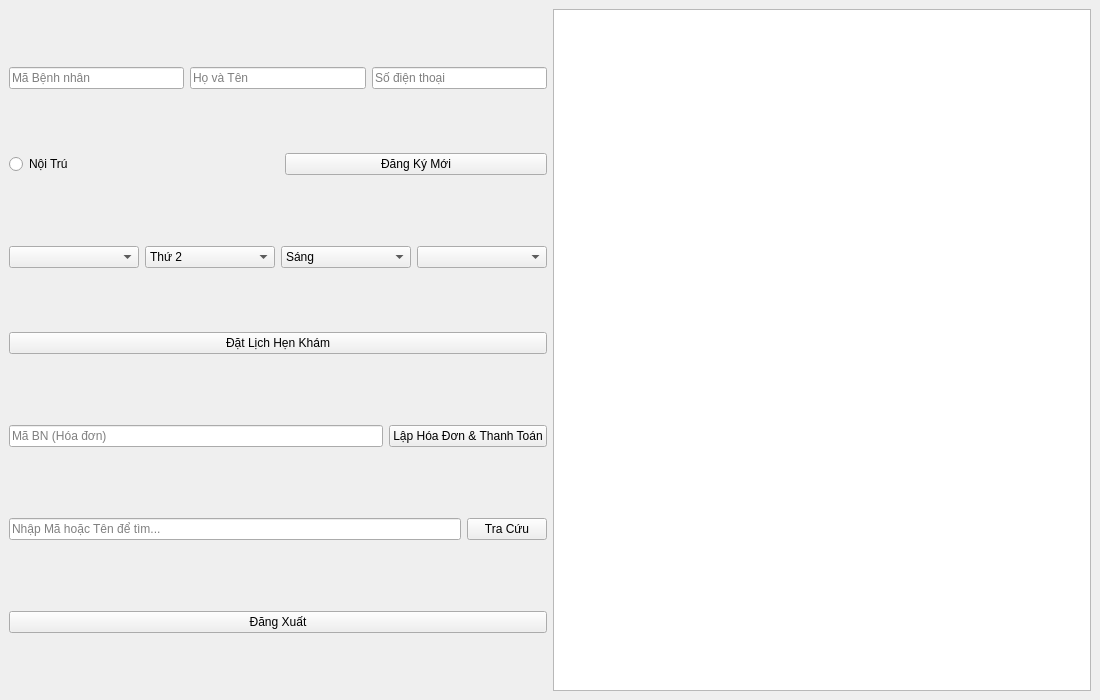
The window that src/ui/ReceptionistMenu.ui (prestonwanttorevenge/PBL2) describes before a commit, drawn with Qt 5.
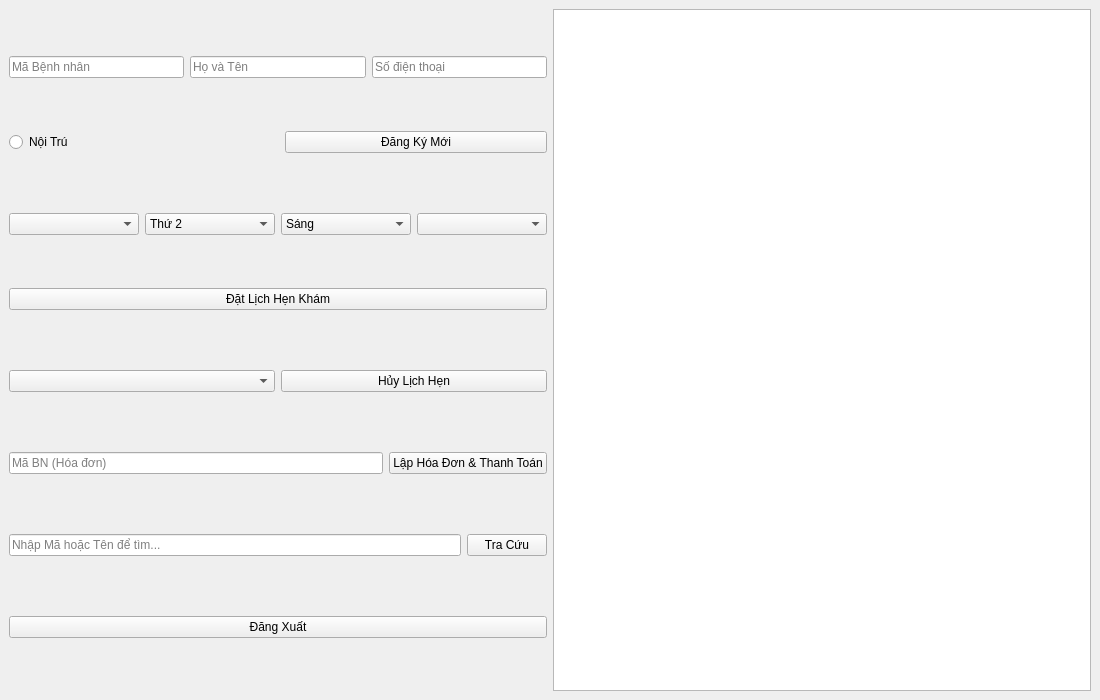
The same window after the commit.

The edit to the form file:
```diff
--- a/src/ui/ReceptionistMenu.ui
+++ b/src/ui/ReceptionistMenu.ui
@@ -40,6 +40,17 @@
        </layout>
       </item>
       <item><widget class="QPushButton" name="btnBookAppointment"><property name="text"><string>Đặt Lịch Hẹn Khám</string></property></widget></item>
+      
+      <!-- BẮT ĐẦU: KHU VỰC HỦY LỊCH HẸN BỊ THIẾU ĐÃ ĐƯỢC THÊM VÀO -->
+      <item><spacer name="verticalSpacerCancel"><property name="orientation"><enum>Qt::Vertical</enum></property></spacer></item>
+      <item>
+       <layout class="QHBoxLayout" name="horizontalLayoutCancel">
+        <item><widget class="QComboBox" name="cbPendingAppointments" /></item>
+        <item><widget class="QPushButton" name="btnCancelAppointment"><property name="text"><string>Hủy Lịch Hẹn</string></property></widget></item>
+       </layout>
+      </item>
+      <!-- KẾT THÚC: KHU VỰC HỦY LỊCH HẸN -->
+
       <item><spacer name="verticalSpacer2"><property name="orientation"><enum>Qt::Vertical</enum></property></spacer></item>
       <item>
        <layout class="QHBoxLayout" name="horizontalLayoutInvoice">
```
